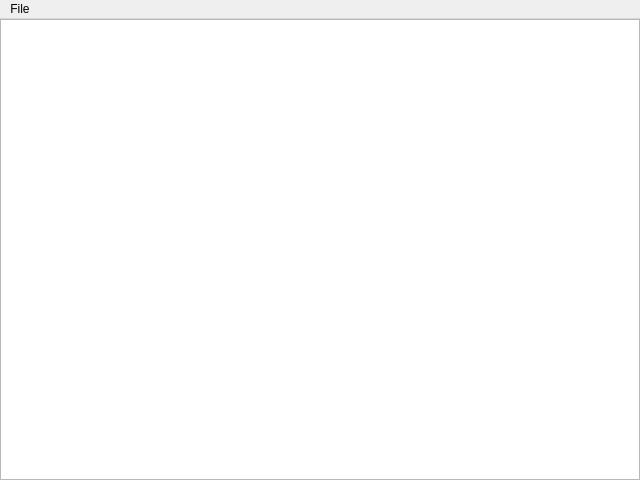
textflow/TextFlow, file ui/mainwindow.ui: the form before one commit.
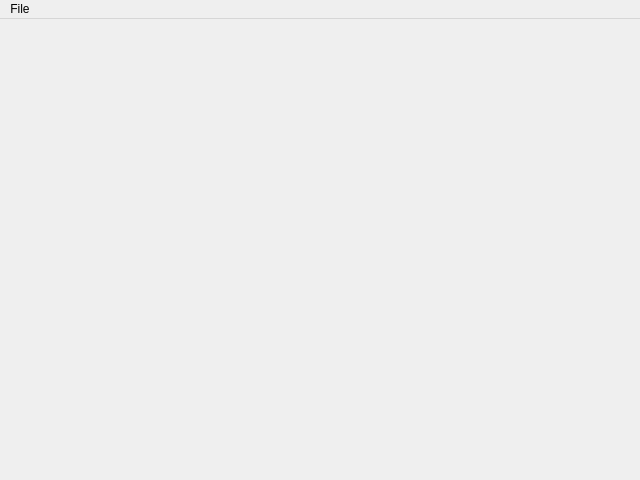
The form after the commit.

Commit message: using the new text editor view in main window

What changed in the file:
```diff
--- a/ui/mainwindow.ui
+++ b/ui/mainwindow.ui
@@ -21,9 +21,6 @@
     <property name="margin">
      <number>0</number>
     </property>
-    <item>
-     <widget class="QTextEdit" name="textEdit"/>
-    </item>
    </layout>
   </widget>
   <widget class="QMenuBar" name="menubar">
```
The commit also changes 3 other files.
